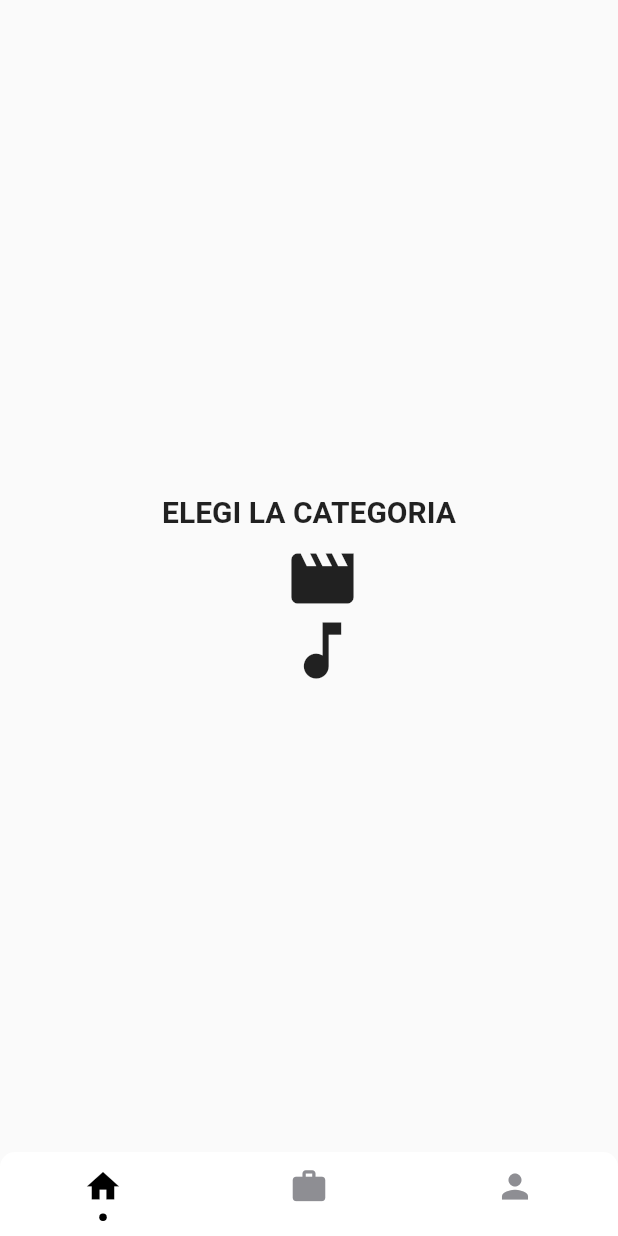
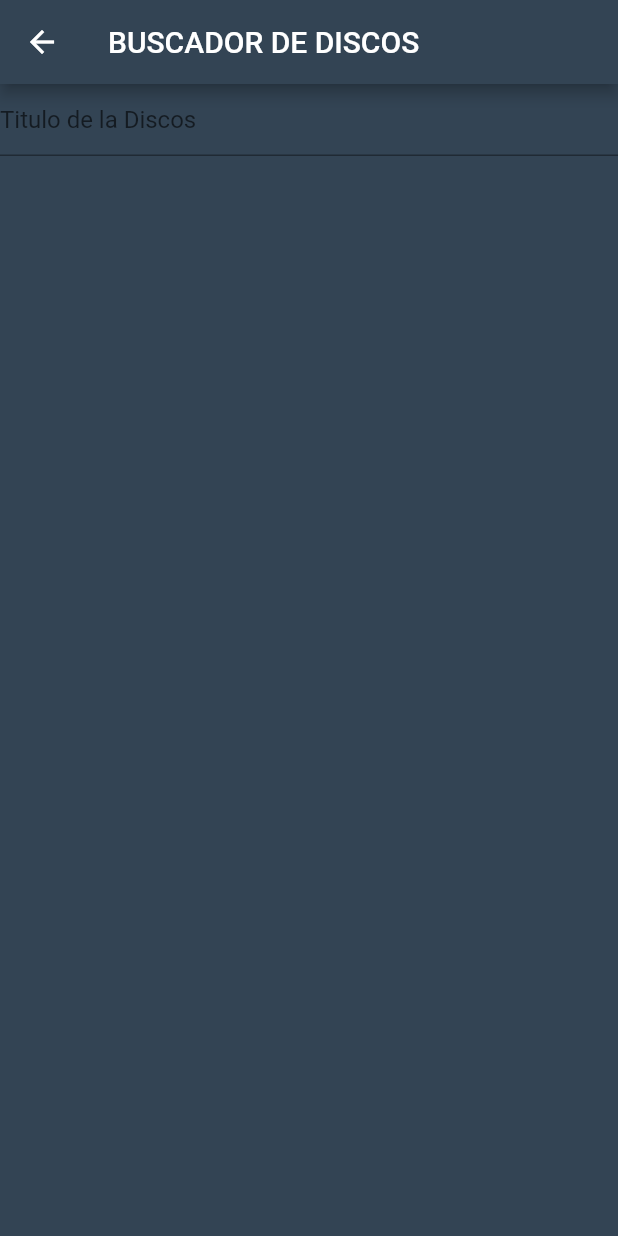
Before and after one commit to GonzaloGuasch/Rosebud-FRONT, a Flutter app: the screen it shows after launch, after a tap on the "music note" icon, on a phone screen of 412 x 824 dp. Run offline on Flutter 3.47's test engine with Material 2 defaults, Android fonts, the phone set to English and light mode, and no system bars; drawn by our look-alikes of persistent_bottom_nav_bar; our stand-ins replace flutter_rating_bar, localstorage, select_form_field; missing offline and left inert: feature_discovery; network calls fail.

Commit message:
Pantallas de musica en la app

```diff
--- /dev/null
+++ b/lib/data_model/Disk.dart
@@ -0,0 +1,26 @@
+import 'dart:convert';
+import 'dart:ui';
+import 'package:flutter/cupertino.dart';
+import 'Movie.dart';
+
+class Disk extends ElementObject {
+  final String title;
+  final String band;
+  int raiting;
+  final List<Review> reviews;
+  final Image diskImage;
+
+  Disk({@required this.title, @required this.band, @required this.reviews, @required this.raiting, @required this.diskImage});
+
+  factory Disk.fromJson(Map<String, dynamic> diskJson) {
+    List<Review> diskReview =  List<Review>.from(diskJson['reviews'].map((aMovieReviewJson) => Review.fromJson(aMovieReviewJson)));
+    Image movieBASE64Image = Image.memory(base64Decode(diskJson['imagen']));
+    return Disk(
+      title: diskJson['title'],
+      band: diskJson['band'],
+      raiting: diskJson['raiting'],
+      reviews: diskReview,
+      diskImage: movieBASE64Image,
+    );
+  }
+}
--- a/lib/data_model/Movie.dart
+++ b/lib/data_model/Movie.dart
@@ -2,7 +2,13 @@ import 'package:flutter/cupertino.dart';
 import 'package:flutter/material.dart';
 import 'dart:convert';
 
-class Movie {
+
+class ElementObject {
+
+}
+
+
+class Movie extends ElementObject {
   final String title;
   final String director;
   int raiting;
--- /dev/null
+++ b/lib/utils/DiskUtil.dart
@@ -0,0 +1,35 @@
+import 'dart:convert';
+
+import 'package:flutter/cupertino.dart';
+import 'package:localstorage/localstorage.dart';
+import 'package:rosebud_front/constants/constants.dart';
+import 'package:rosebud_front/data_model/Disk.dart';
+import 'package:http/http.dart' as http;
+import 'package:rosebud_front/data_model/Movie.dart';
+import 'package:rosebud_front/widgets/facade/ElementCard.dart';
+
+class DiskUtil {
+
+  static Future<List<Disk>> makeDiskResult(String diskTitle) async {
+    final _response = await http.get(Uri.http(BACKEND_PATH_LOCAL, "disk/searchByTitle/" + diskTitle));
+    List diskJsonList = jsonDecode(_response.body);
+    List<Disk> diskResultList =  List<Disk>.from(diskJsonList.map((aDiskJson) => Disk.fromJson(aDiskJson)));
+    return diskResultList;
+  }
+
+
+  static Widget createAllResults(List<ElementObject> diskSearchResult, LocalStorage storage) {
+    List<Widget> list = [];
+    for(int i = 0; i < diskSearchResult.length; i++) {
+      Disk diskCardResult = diskSearchResult[i];
+      list.add(
+        ElementCard(
+          element: diskCardResult,
+          storage: storage,
+          isMoveCard: false,
+        ),
+      );
+    }
+    return new Column(children: list);
+  }
+}
--- a/lib/widgets/Home.dart
+++ b/lib/widgets/Home.dart
@@ -1,7 +1,8 @@
 import 'package:feature_discovery/feature_discovery.dart';
 import 'package:flutter/material.dart';
 import 'package:localstorage/localstorage.dart';
-import 'package:rosebud_front/widgets/movie/MovieSearcher.dart';
+import 'package:rosebud_front/widgets/facade/ElementSearcher.dart';
+
 
 
 class HomeChoice extends StatefulWidget {
@@ -61,7 +62,7 @@ class _HomeChoiceState extends State<HomeChoice> {
                   onPressed: () {
                     Navigator.push(
                       context,
-                      MaterialPageRoute(builder: (context) => MovieSearcher(widget.storage)),
+                      MaterialPageRoute(builder: (context) =>ElementSearcher(widget.storage, true, "Peliculas")),
                     );
                   },
                 ),
@@ -86,7 +87,10 @@ class _HomeChoiceState extends State<HomeChoice> {
                   icon: Icon(Icons.music_note, size: 50),
                   tooltip: 'Music section',
                   onPressed: () {
-
+                      Navigator.push(
+                        context,
+                        MaterialPageRoute(builder: (context) => ElementSearcher(widget.storage, false, "Discos")),
+                      );
                     },
               ),
           )
--- /dev/null
+++ b/lib/widgets/facade/ElementSearcher.dart
@@ -0,0 +1,73 @@
+import 'package:flutter/cupertino.dart';
+import 'package:flutter/material.dart';
+import 'package:localstorage/localstorage.dart';
+import 'package:rosebud_front/data_model/Movie.dart';
+import 'package:rosebud_front/utils/DiskUtil.dart';
+import 'package:rosebud_front/utils/MovieUtils.dart';
+
+
+class ElementSearcher extends StatefulWidget {
+  final LocalStorage storage;
+  final bool isMovieElement;
+  final String categoryName;
+  ElementSearcher(this.storage, this.isMovieElement, this.categoryName);
+
+  @override
+  _ElementSearcherState createState() => _ElementSearcherState();
+}
+
+class _ElementSearcherState extends State<ElementSearcher> {
+  List<ElementObject> elementsResult = [];
+
+  Future<void> makeSearch(String elementName) async {
+    if(widget.isMovieElement) {
+       List<ElementObject> movies = await MovieUtil.makeMovieResult(elementName);
+       setState(()  {
+         elementsResult = movies;
+       });
+    } else {
+        List disks = await DiskUtil.makeDiskResult(elementName);
+        setState(()  {
+          elementsResult = disks;
+        });
+    }
+  }
+
+  Widget createAllResults() {
+    if(widget.isMovieElement) {
+      return MovieUtil.createAllResults(this.elementsResult, widget.storage);
+    }
+    return DiskUtil.createAllResults(this.elementsResult, widget.storage);
+  }
+
+
+  @override
+  Widget build(BuildContext context) {
+    return Scaffold(
+        backgroundColor: Color(0xff445565),
+        appBar: AppBar(
+          backgroundColor: Color(0xff334454),
+          title: Text("BUSCADOR DE ${widget.categoryName.toUpperCase()}"),
+        ),
+        body: Container(
+            color: Color(0xff334454),
+            child: Column(
+              children: [
+                TextField(
+                  key: Key('ElementInputSearch'),
+                  style: TextStyle(color: Colors.white),
+                  textInputAction: TextInputAction.search,
+                  onSubmitted: (value) {
+                    makeSearch(value);
+                  },
+                  decoration: InputDecoration(
+                    hintText: 'Titulo de la ${widget.categoryName}',
+                  ),
+                ),
+                this.createAllResults()
+              ],
+            )
+        )
+    );
+  }
+}
--- a/lib/widgets/movie/MovieDetail.dart
+++ b/lib/widgets/movie/MovieDetail.dart
@@ -9,7 +9,7 @@ import 'MoviePointReview.dart';
 import 'MovieReviewsFromUser.dart';
 
 class MovieDetail extends StatefulWidget {
-  final Movie movie;
+  final ElementObject movie;
   final LocalStorage storage;
   const MovieDetail(this.movie, this.storage, {Key key}) : super(key : key);
 
@@ -58,6 +58,7 @@ class _MovieDetailState extends State<MovieDetail> {
           )),
           Container(
           child: MovieDescriptionInfo(
+                      storage: widget.storage,
                       movieTitle: this.movie.title,
                       movieDirector: this.movie.director,
                       movieDescription: 'A human soldier is sent from 2029 to 1984 to stop an almost indestructible cyborg killing machine, sent from the same year, which has been programmed to execute a young woman whose unborn son is the key to humanitys future salvation.',
@@ -79,6 +80,7 @@ class _MovieDetailState extends State<MovieDetail> {
             child: MovieReviewsFromUser(
                     movieTitle: this.movie.title,
                     movieReviews: this.movie.reviews,
+                    storage: widget.storage
             ),
           )
         ],
--- a/lib/widgets/movie/MoviePointReview.dart
+++ b/lib/widgets/movie/MoviePointReview.dart
@@ -33,7 +33,6 @@ class _MoviePointReviewState extends State<MoviePointReview> {
   }
 
 
-
   @override
   Widget build(BuildContext context) {
     return Container(
```
Also changed, not shown: lib/utils/MovieUtils.dart (added, +35 -0 lines), lib/widgets/disk/DiskDescriptionInfo.dart (added, +113 -0 lines), lib/widgets/disk/DiskDetail.dart (added, +80 -0 lines), lib/widgets/disk/DiskPointReview.dart (added, +48 -0 lines), lib/widgets/disk/LeaveReviewDisk.dart (added, +18 -0 lines), lib/widgets/facade/ElementCard.dart (added, +63 -0 lines).
